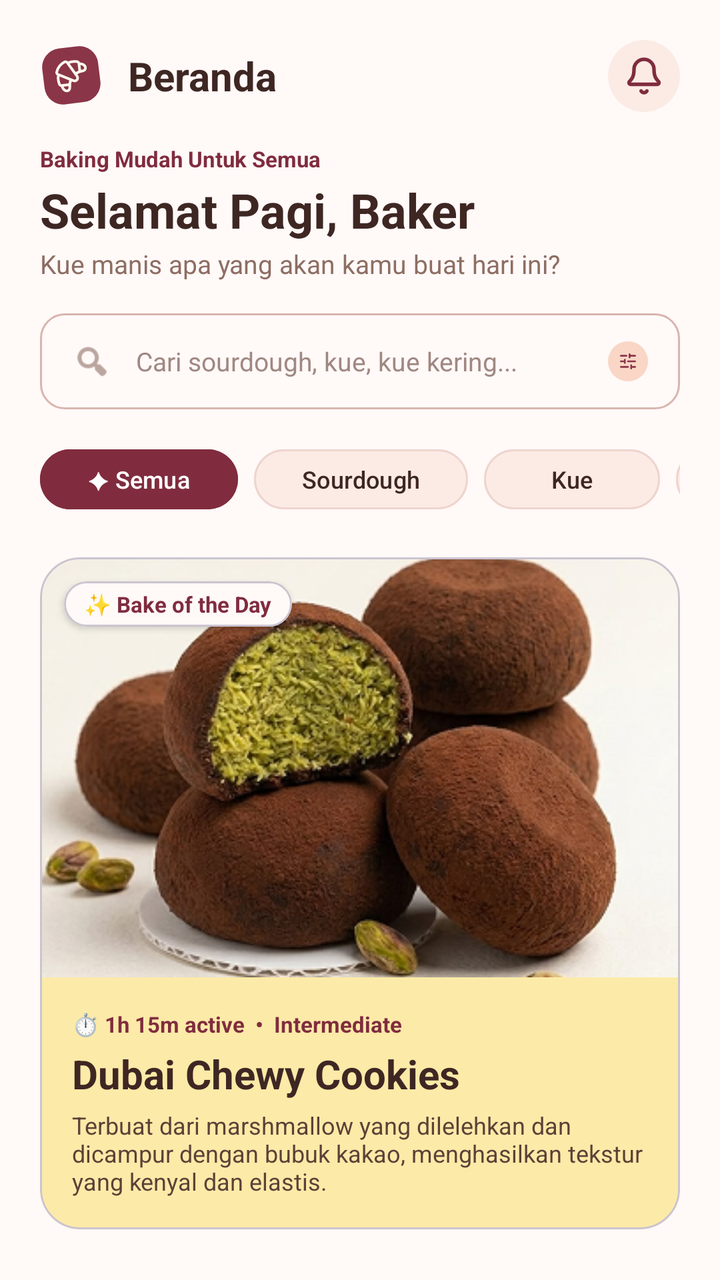
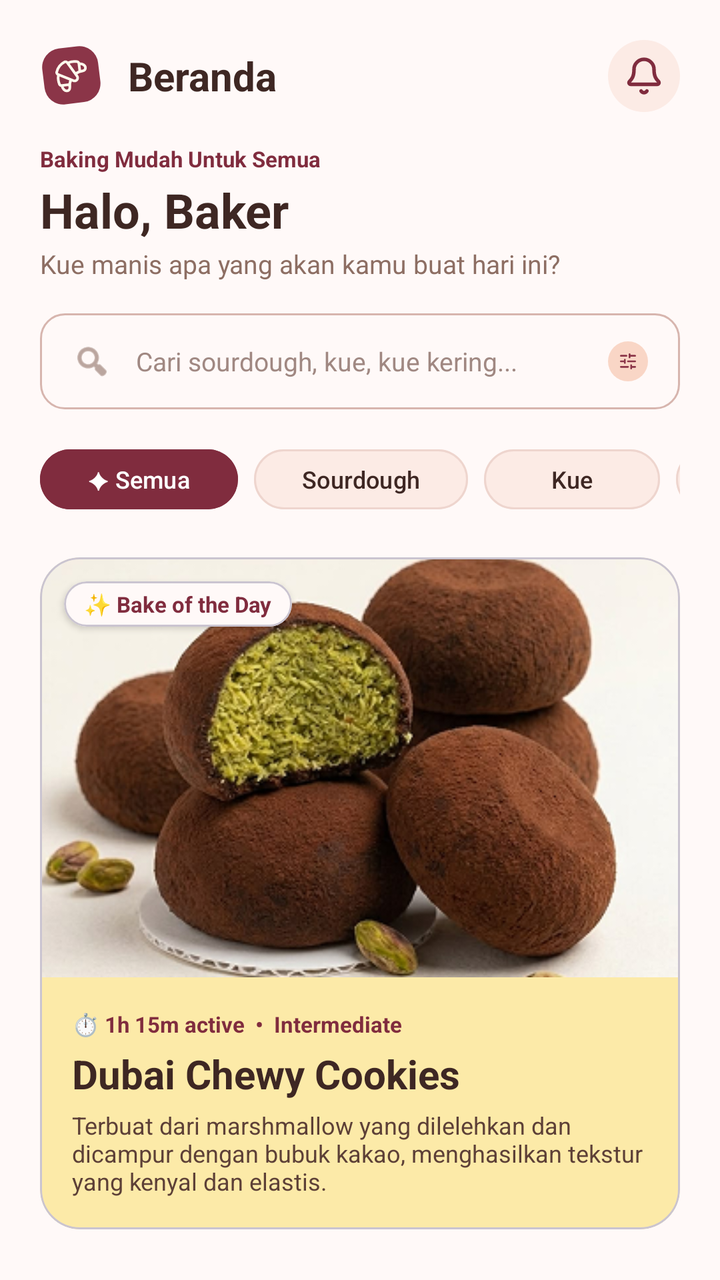

Screens rendered from an Android XML layout before and after an edit, with the pre-edit source and the edit as a unified diff.
<!-- AndroidManifest.xml: application theme Theme.Bakerys -->
<!-- res/layout/fragment_beranda.xml -->
<?xml version="1.0" encoding="utf-8"?>
<androidx.core.widget.NestedScrollView
    xmlns:android="http://schemas.android.com/apk/res/android"
    xmlns:app="http://schemas.android.com/apk/res-auto"
    xmlns:tools="http://schemas.android.com/tools"
    android:layout_width="match_parent"
    android:layout_height="match_parent"
    android:background="#FFF9F8"
    android:fillViewport="true">

    <LinearLayout
        android:layout_width="match_parent"
        android:layout_height="wrap_content"
        android:orientation="vertical"
        android:padding="20dp"
        android:paddingBottom="40dp">

        
        <LinearLayout
            android:layout_width="match_parent"
            android:layout_height="wrap_content"
            android:gravity="center_vertical"
            android:orientation="horizontal"
            android:layout_marginBottom="16dp">

            <ImageView
                android:layout_width="32dp"
                android:layout_height="32dp"
                android:src="@drawable/bakery_mark"
                android:contentDescription="Logo" />

            <TextView
                android:layout_width="0dp"
                android:layout_height="wrap_content"
                android:layout_weight="1"
                android:layout_marginStart="12dp"
                android:text="Beranda"
                android:textColor="#3E2723"
                android:textSize="20sp"
                android:textStyle="bold" />

            <ImageView
                android:layout_width="36dp"
                android:layout_height="36dp"
                android:background="@drawable/bg_circle_peach"
                android:padding="8dp"
                android:src="@drawable/ic_bell"
                app:tint="#802C3E"
                android:contentDescription="Notifikasi" />
        </LinearLayout>

        
        <TextView
            android:layout_width="wrap_content"
            android:layout_height="wrap_content"
            android:text="Baking Mudah Untuk Semua"
            android:textColor="#802C3E"
            android:textSize="11sp"
            android:textStyle="bold" />

        <TextView
            android:layout_width="wrap_content"
            android:layout_height="wrap_content"
            android:layout_marginTop="2dp"
            android:text="Selamat Pagi, Baker"
            android:textColor="#3E2723"
            android:textSize="24sp"
            android:textStyle="bold" />

        <TextView
            android:layout_width="wrap_content"
            android:layout_height="wrap_content"
            android:layout_marginTop="2dp"
            android:layout_marginBottom="16dp"
            android:text="Kue manis apa yang akan kamu buat hari ini?"
            android:textColor="#8D6E63"
            android:textSize="13sp" />

        
        <LinearLayout
            android:layout_width="match_parent"
            android:layout_height="48dp"
            android:layout_marginBottom="16dp"
            android:background="@drawable/bg_input_field"
            android:gravity="center_vertical"
            android:orientation="horizontal"
            android:paddingHorizontal="16dp">

            <ImageView
                android:layout_width="20dp"
                android:layout_height="20dp"
                android:src="@android:drawable/ic_menu_search"
                app:tint="#8D6E63"
                android:contentDescription="Cari" />

            <TextView
                android:layout_width="0dp"
                android:layout_height="wrap_content"
                android:layout_weight="1"
                android:layout_marginStart="12dp"
                android:text="Cari sourdough, kue, kue kering..."
                android:textColor="#A08882"
                android:textSize="13sp" />

            <ImageView
                android:layout_width="20dp"
                android:layout_height="20dp"
                android:src="@drawable/search_filters"
                android:contentDescription="Filter" />
        </LinearLayout>

        
        <HorizontalScrollView
            android:layout_width="match_parent"
            android:layout_height="wrap_content"
            android:layout_marginBottom="20dp"
            android:scrollbars="none">

            <LinearLayout
                android:layout_width="wrap_content"
                android:layout_height="wrap_content"
                android:orientation="horizontal">

                
                <com.google.android.material.button.MaterialButton
                    android:id="@+id/btnKategoriSemua"
                    android:layout_width="wrap_content"
                    android:layout_height="38dp"
                    android:layout_marginEnd="8dp"
                    android:backgroundTint="#802C3E"
                    android:text="✦ Semua"
                    android:textAllCaps="false"
                    android:textColor="#FFFFFF"
                    android:textSize="12sp"
                    app:cornerRadius="18dp" />

                
                <com.google.android.material.button.MaterialButton
                    android:id="@+id/btnKategoriSourdough"
                    android:layout_width="wrap_content"
                    android:layout_height="38dp"
                    android:layout_marginEnd="8dp"
                    android:backgroundTint="#FCEBE5"
                    android:text="Sourdough"
                    android:textAllCaps="false"
                    android:textColor="#3E2723"
                    android:textSize="12sp"
                    app:cornerRadius="18dp"
                    app:strokeColor="#EED5CE"
                    app:strokeWidth="1dp" />

                
                <com.google.android.material.button.MaterialButton
                    android:id="@+id/btnKategoriKue"
                    android:layout_width="wrap_content"
                    android:layout_height="38dp"
                    android:layout_marginEnd="8dp"
                    android:backgroundTint="#FCEBE5"
                    android:text="Kue"
                    android:textAllCaps="false"
                    android:textColor="#3E2723"
                    android:textSize="12sp"
                    app:cornerRadius="18dp"
                    app:strokeColor="#EED5CE"
                    app:strokeWidth="1dp" />

                
                <com.google.android.material.button.MaterialButton
                    android:id="@+id/btnKategoriKueKering"
                    android:layout_width="wrap_content"
                    android:layout_height="38dp"
                    android:backgroundTint="#FCEBE5"
                    android:text="Kue Kering"
                    android:textAllCaps="false"
                    android:textColor="#3E2723"
                    android:textSize="12sp"
                    app:cornerRadius="18dp"
                    app:strokeColor="#EED5CE"
                    app:strokeWidth="1dp" />
            </LinearLayout>
        </HorizontalScrollView>

        
        
        <com.google.android.material.card.MaterialCardView
            android:id="@+id/cardBakeOfTheDay"
            android:layout_width="match_parent"
            android:layout_height="wrap_content"
            android:layout_marginBottom="24dp"
            app:cardBackgroundColor="#FCEAA8"
            app:cardCornerRadius="20dp"
            app:cardElevation="0dp">

            <LinearLayout
                android:layout_width="match_parent"
                android:layout_height="wrap_content"
                android:orientation="vertical">

                <FrameLayout
                    android:layout_width="match_parent"
                    android:layout_height="210dp">

                    <ImageView
                        android:layout_width="match_parent"
                        android:layout_height="match_parent"
                        android:scaleType="centerCrop"
                        android:src="@drawable/dubai"
                        android:contentDescription="Bake of the day" />

                    
                    <com.google.android.material.card.MaterialCardView
                        android:layout_width="wrap_content"
                        android:layout_height="wrap_content"
                        android:layout_margin="12dp"
                        app:cardBackgroundColor="#FFF9F8"
                        app:cardCornerRadius="12dp"
                        app:cardElevation="2dp">

                        <TextView
                            android:layout_width="wrap_content"
                            android:layout_height="wrap_content"
                            android:paddingHorizontal="10dp"
                            android:paddingVertical="4dp"
                            android:text="✨ Bake of the Day"
                            android:textColor="#802C3E"
                            android:textSize="11sp"
                            android:textStyle="bold" />
                    </com.google.android.material.card.MaterialCardView>
                </FrameLayout>

                <LinearLayout
                    android:layout_width="match_parent"
                    android:layout_height="wrap_content"
                    android:orientation="vertical"
                    android:padding="16dp">

                    <TextView
                        android:layout_width="wrap_content"
                        android:layout_height="wrap_content"
                        android:text="⏱️ 1h 15m active  •  Intermediate"
                        android:textColor="#802C3E"
                        android:textSize="11sp"
                        android:textStyle="bold" />

                    <TextView
                        android:layout_width="match_parent"
                        android:layout_height="wrap_content"
                        android:layout_marginTop="4dp"
                        android:text="Dubai Chewy Cookies"
                        android:textColor="#3E2723"
                        android:textSize="20sp"
                        android:textStyle="bold" />

                    <TextView
                        android:layout_width="match_parent"
                        android:layout_height="wrap_content"
                        android:layout_marginTop="4dp"
                        android:text="Terbuat dari marshmallow yang dilelehkan dan dicampur dengan bubuk kakao, menghasilkan tekstur yang kenyal dan elastis."
                        android:textColor="#5D4037"
                        android:textSize="12sp" />
                </LinearLayout>
            </LinearLayout>
        </com.google.android.material.card.MaterialCardView>

        
        <androidx.recyclerview.widget.RecyclerView
            android:id="@+id/rvKueTren"
            android:layout_width="match_parent"
            android:layout_height="wrap_content"
            android:nestedScrollingEnabled="false"
            app:layoutManager="androidx.recyclerview.widget.GridLayoutManager"
            app:spanCount="2"
            tools:listitem="@layout/item_resipe_card"
            tools:itemCount="4"/>
        
        <LinearLayout
            android:layout_width="match_parent"
            android:layout_height="wrap_content"
            android:gravity="center"
            android:orientation="horizontal"
            android:layout_marginTop="24dp"
            android:layout_marginBottom="32dp">

            <ImageView
                android:layout_width="16dp"
                android:layout_height="16dp"
                android:src="@drawable/bakery_mark"
                app:tint="#802C3E"
                android:contentDescription="Heart" />

            <TextView
                android:layout_width="wrap_content"
                android:layout_height="wrap_content"
                android:layout_marginStart="8dp"
                android:text="A little better, one bake at a time."
                android:textColor="#802C3E"
                android:textSize="13sp"
                android:textStyle="italic" />
        </LinearLayout>

    </LinearLayout>
</androidx.core.widget.NestedScrollView>
<!-- res/layout/item_resipe_card.xml (included above) -->
<?xml version="1.0" encoding="utf-8"?>
<com.google.android.material.card.MaterialCardView
    xmlns:android="http://schemas.android.com/apk/res/android"
    xmlns:app="http://schemas.android.com/apk/res-auto"
    android:layout_width="match_parent"
    android:layout_height="wrap_content"
    android:layout_margin="6dp"
    app:cardCornerRadius="18dp"
    app:cardElevation="0dp"
    app:cardBackgroundColor="#FFF4E0"
    app:strokeWidth="0dp">

    <LinearLayout
        android:layout_width="match_parent"
        android:layout_height="wrap_content"
        android:orientation="vertical">

        
        <FrameLayout
            android:layout_width="match_parent"
            android:layout_height="140dp">

            
            <ImageView
                android:id="@+id/imgKue"
                android:layout_width="match_parent"
                android:layout_height="match_parent"
                android:scaleType="centerCrop"
                android:src="@drawable/no_bake_pumpkin_cheesecake_bars" />

            
            <com.google.android.material.card.MaterialCardView
                android:layout_width="30dp"
                android:layout_height="30dp"
                android:layout_gravity="top|end"
                android:layout_margin="8dp"
                app:cardBackgroundColor="#FFFFFF"
                app:cardCornerRadius="15dp"
                app:cardElevation="2dp"
                app:strokeWidth="0dp">

                <ImageView
                    android:id="@+id/btnFavorite"
                    android:layout_width="16dp"
                    android:layout_height="16dp"
                    android:layout_gravity="center"
                    android:src="@drawable/ic_heart_filled"
                    app:tint="#8C7A6B" />
            </com.google.android.material.card.MaterialCardView>

        </FrameLayout>

        
        <LinearLayout
            android:layout_width="match_parent"
            android:layout_height="wrap_content"
            android:orientation="vertical"
            android:padding="12dp">

            <TextView
                android:id="@+id/tvWaktuLevel"
                android:layout_width="wrap_content"
                android:layout_height="wrap_content"
                android:text="Medium • 2h 00m"
                android:textColor="#8C7A6B"
                android:textSize="10sp" />

            <TextView
                android:id="@+id/tvJudulKue"
                android:layout_width="wrap_content"
                android:layout_height="wrap_content"
                android:layout_marginTop="4dp"
                android:text="Cheesecake Bars"
                android:textColor="#2B1810"
                android:textSize="14sp"
                android:textStyle="bold" />

        </LinearLayout>
    </LinearLayout>
</com.google.android.material.card.MaterialCardView>
<!-- resources referenced by this layout -->
<resources>
  <!-- drawable bakery_mark: vector/xml drawable (drawable, 2098 chars, omitted) -->
  <!-- drawable bg_circle_peach (drawable) -->
  <?xml version="1.0" encoding="utf-8"?>
  <shape xmlns:android="http://schemas.android.com/apk/res/android"
      android:shape="oval">
      <solid android:color="#FCEBE5" />
  </shape>
  <!-- drawable bg_input_field (drawable) -->
  <?xml version="1.0" encoding="utf-8"?>
  <shape xmlns:android="http://schemas.android.com/apk/res/android"
      android:shape="rectangle">
      <solid android:color="#FFF9F8" />
      <corners android:radius="12dp" />
      <stroke
          android:width="1dp"
          android:color="#D7B5AE" />
  </shape>
  <!-- drawable dubai: png bitmap (drawable, 163767 bytes) -->
  <!-- drawable ic_bell (drawable) -->
  <vector xmlns:android="http://schemas.android.com/apk/res/android"
      android:width="19dp"
      android:height="19dp"
      android:viewportWidth="19"
      android:viewportHeight="19">
    <path
        android:pathData="M8.128,16.626C8.267,16.866 8.467,17.066 8.707,17.205C8.948,17.344 9.221,17.417 9.499,17.417C9.777,17.417 10.05,17.344 10.291,17.205C10.531,17.066 10.731,16.866 10.87,16.626M2.582,12.133C2.478,12.247 2.41,12.388 2.385,12.539C2.361,12.691 2.38,12.846 2.442,12.986C2.504,13.127 2.606,13.246 2.734,13.33C2.863,13.414 3.013,13.459 3.166,13.459H15.833C15.986,13.459 16.137,13.414 16.265,13.33C16.394,13.247 16.495,13.128 16.557,12.987C16.619,12.847 16.639,12.692 16.615,12.54C16.59,12.389 16.522,12.248 16.419,12.134C15.366,11.049 14.25,9.895 14.25,6.333C14.25,5.073 13.749,3.865 12.858,2.974C11.968,2.083 10.759,1.583 9.5,1.583C8.24,1.583 7.032,2.083 6.141,2.974C5.25,3.865 4.749,5.073 4.749,6.333C4.749,9.895 3.632,11.049 2.582,12.133Z"
        android:strokeWidth="1.7"
        android:fillColor="#00000000"
        android:strokeColor="#4C2A2B"
        android:strokeLineCap="round"/>
  </vector>
  <!-- drawable ic_heart_filled (drawable) -->
  <vector xmlns:android="http://schemas.android.com/apk/res/android"
      android:width="19dp"
      android:height="19dp"
      android:viewportWidth="19"
      android:viewportHeight="19">
    <path
        android:pathData="M5.542,2.375C3.356,2.375 1.583,4.129 1.583,6.294C1.583,8.041 2.276,12.188 9.095,16.38C9.217,16.454 9.357,16.493 9.5,16.493C9.643,16.493 9.783,16.454 9.905,16.38C16.725,12.188 17.417,8.041 17.417,6.294C17.417,4.129 15.644,2.375 13.458,2.375C11.273,2.375 9.5,4.75 9.5,4.75C9.5,4.75 7.727,2.375 5.542,2.375Z"
        android:strokeLineJoin="round"
        android:strokeWidth="2"
        android:fillColor="#F50B0B"
        android:strokeColor="#F50B0B"
        android:strokeLineCap="round"/>
  </vector>
  <!-- drawable no_bake_pumpkin_cheesecake_bars: png bitmap (drawable, 203952 bytes) -->
  <!-- drawable search_filters (drawable) -->
  <vector xmlns:android="http://schemas.android.com/apk/res/android"
      android:width="38dp"
      android:height="38dp"
      android:viewportWidth="38"
      android:viewportHeight="38">
    <path
        android:pathData="M19,0L19,0A19,19 0,0 1,38 19L38,19A19,19 0,0 1,19 38L19,38A19,19 0,0 1,0 19L0,19A19,19 0,0 1,19 0z"
        android:fillColor="#F9D6C6"/>
    <path
        android:pathData="M17.5,13.75H12.25M19,24.25H12.25M20.5,12.25V13.75M20.5,13.75V15.25M20.5,13.75H25.75M22,22.75V24.25M22,24.25V25.75M22,24.25H25.75M25.75,19H19M16,17.5V19M16,19V20.5M16,19H12.25"
        android:strokeWidth="1.7"
        android:fillColor="#00000000"
        android:strokeColor="#8B3548"
        android:strokeLineCap="round"/>
  </vector>
  <style name="Theme.Bakerys" parent="Base.Theme.Bakerys" />
  <style name="Base.Theme.Bakerys" parent="Theme.Material3.DayNight.NoActionBar">
          
          
  
          
          <item name="android:statusBarColor">@android:color/transparent</item>
          <item name="android:navigationBarColor">@android:color/transparent</item>
          <item name="android:windowLightStatusBar">true</item>
      </style>
</resources>

<!-- the commit's change to res/layout/fragment_beranda.xml (unified diff, before → after) -->
@@ -39,7 +39,9 @@
                 android:textSize="20sp"
                 android:textStyle="bold" />
 
-            <ImageView
+            
+            <ImageView
+                android:id="@+id/btnNotifikasi"
                 android:layout_width="36dp"
                 android:layout_height="36dp"
                 android:background="@drawable/bg_circle_peach"
@@ -62,7 +64,7 @@
             android:layout_width="wrap_content"
             android:layout_height="wrap_content"
             android:layout_marginTop="2dp"
-            android:text="Selamat Pagi, Baker"
+            android:text="Halo, Baker"
             android:textColor="#3E2723"
             android:textSize="24sp"
             android:textStyle="bold" />
@@ -93,14 +95,18 @@
                 app:tint="#8D6E63"
                 android:contentDescription="Cari" />
 
-            <TextView
+            <EditText
+                android:id="@+id/etSearch"
                 android:layout_width="0dp"
-                android:layout_height="wrap_content"
+                android:layout_height="match_parent"
                 android:layout_weight="1"
                 android:layout_marginStart="12dp"
-                android:text="Cari sourdough, kue, kue kering..."
-                android:textColor="#A08882"
-                android:textSize="13sp" />
+                android:background="@null"
+                android:hint="Cari sourdough, kue, kue kering..."
+                android:textColor="#3E2723"
+                android:textColorHint="#A08882"
+                android:textSize="13sp"
+                android:inputType="text" />
 
             <ImageView
                 android:layout_width="20dp"
@@ -181,9 +187,8 @@
         </HorizontalScrollView>
 
         
-        
         <com.google.android.material.card.MaterialCardView
-            android:id="@+id/cardBakeOfTheDay"
+            android:id="@+id/cardBakeOfDay"
             android:layout_width="match_parent"
             android:layout_height="wrap_content"
             android:layout_marginBottom="24dp"
@@ -272,6 +277,7 @@
             app:spanCount="2"
             tools:listitem="@layout/item_resipe_card"
             tools:itemCount="4"/>
+
         
         <LinearLayout
             android:layout_width="match_parent"
